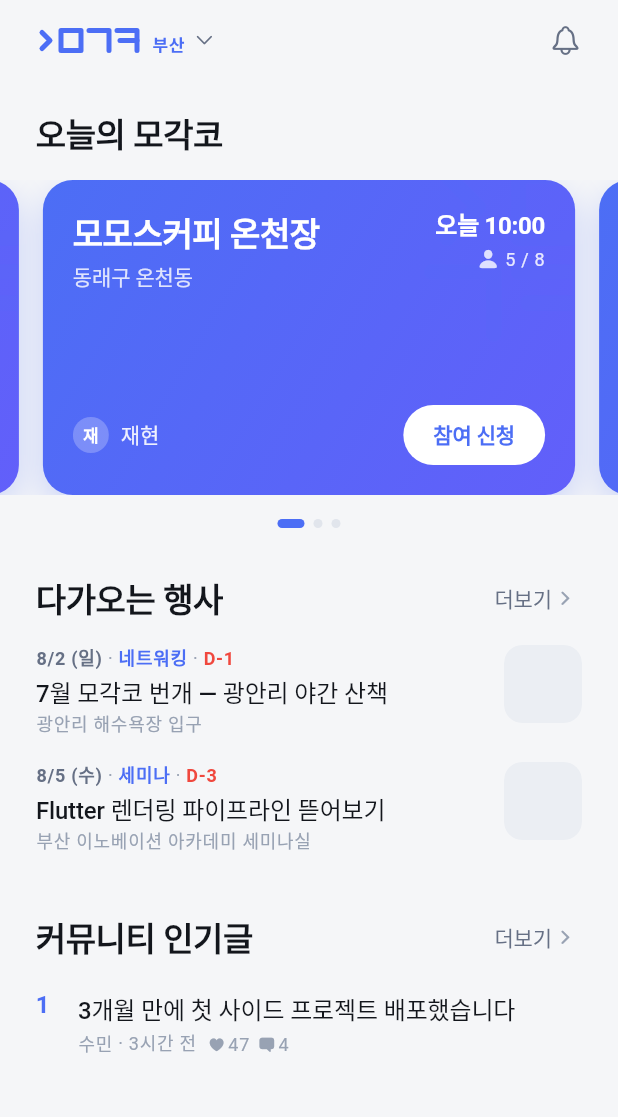
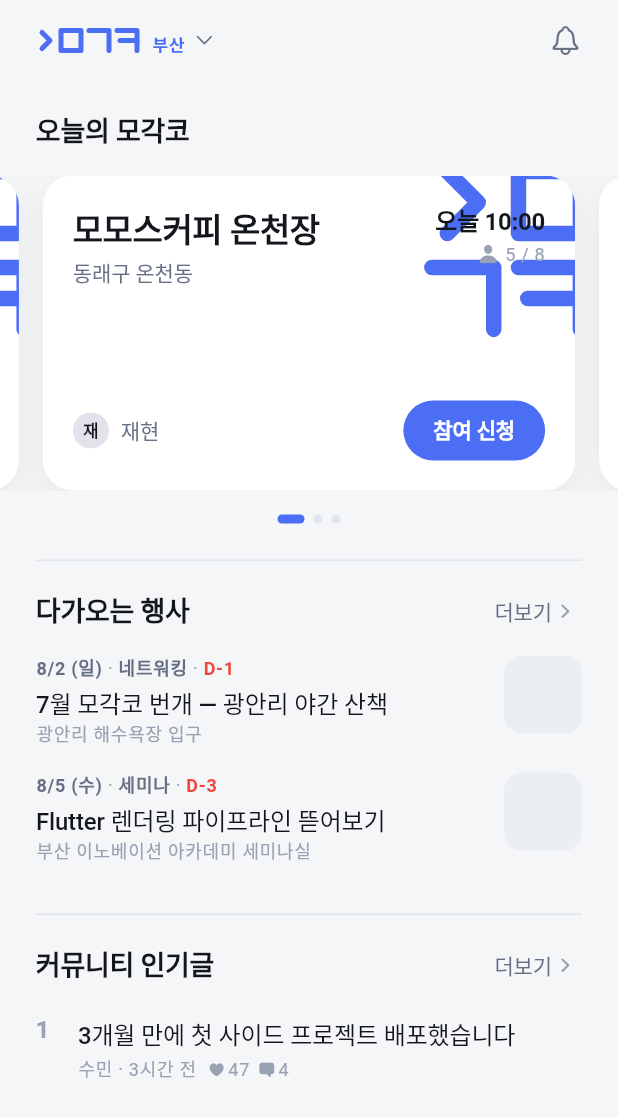
Before and after one commit to mogacko/mogakco-frontend, a Flutter app: the HomeScreen screen opened directly, on a phone screen of 412 x 824 dp. Shown: the top 1117 px of the screen. Run offline on Flutter 3.47's test engine with Material 3 defaults, Android fonts, the phone set to English and light mode, and no system bars; our stand-ins replace flutter_riverpod, flutter_svg, go_router; network calls fail; Roboto replaces fonts that are missing (Pretendard).

Commit message:
style: 홈에서 색을 한 곳으로 몰고 구획을 선으로 나눈다
색·크기·자리 셋으로 집중을 끈다. 셋은 성격이 다르다 — 크기와 자리는 얼마든지
쓸 수 있지만 색은 쓸수록 값이 떨어진다. 그래서 크기와 자리로 먼저 풀고 남는
것만 색으로 간다. 홈에 파랑이 여덟 곳이던 건 순서가 반대여서였다.

색 여덟 곳 → 셋
- 히어로 카드의 파랑·보라 그라디언트를 걷어낸다. 이 카드가 첫째라는 건 크기와
  자리가 이미 말하고 있다 — 화면 맨 위, 제일 크고, 옆으로 넘겨 보는 것.
  색까지 쓸 자리가 아니었고, 무엇보다 이 앱에서 가장 화려한 요소였다
- 색을 빼면 위계까지 빠질 수 있어 그림자를 중성으로 바꿔 띄운다. 떠 있는
  정도는 색 없이도 순서를 만든다(Refactoring UI 의 elevation)
- 참여 신청 버튼이 화면의 유일한 파랑이 된다. 줄인 게 아니라 한 곳에 몰아준
  것이라 오히려 더 강해진다. 이 화면이 묻는 건 '오늘 갈까' 하나다
- 인기글 순위 숫자, 행사 종류 라벨에서 색을 뺀다. 둘 다 구분이지 누를 것이
  아닌데 파랗게 두면 눌리는 것처럼 보인다

선 없음 → 구획마다 한 줄
- 여백(32)만으로 끊으면 스크롤 중에 어디서 갈리는지 모호했다
- 다만 상자를 두르지는 않는다. Refactoring UI 가 테두리를 먼저 의심하라고
  하는 건 상자 이야기다. 여기서는 구조를 표시하는 한 줄까지만 쓰고, 화면
  끝까지 긋지 않고 본문 여백에 맞춰 들여 쓴다

크기
- 구획 제목 22 → 18. 히어로 안 장소명과 같은 크기라 무엇이 본문인지 흐려졌다.
  제목은 구획 이름일 뿐이라 내용보다 작아야 한다

바탕 로고는 결로만 남을 만큼 낮춘다. 흰 면 위에서는 흰색이 보이지 않고,
너무 진하면 우상단 글자가 그 위에 얹혀 읽기를 방해한다.

테스트: 197개 통과, 골든 31개 갱신

Co-Authored-By: Claude Opus 5 (1M context) <noreply@anthropic.com>

```diff
--- a/app/lib/features/community/presentation/widgets/popular_post_tile.dart
+++ b/app/lib/features/community/presentation/widgets/popular_post_tile.dart
@@ -53,8 +53,10 @@ class PopularPostTile extends StatelessWidget {
               width: 20,
               child: Text(
                 '$rank',
+                // 순위는 제목보다 늦게 읽혀야 한다. 색을 주면 먼저 눈에 든다.
+                // 굵기만으로도 왼쪽 기준선 노릇은 충분히 한다.
                 style: context.texts.labelLarge?.copyWith(
-                  color: colors.primary,
+                  color: colors.textTertiary,
                   fontWeight: FontWeight.w700,
                 ),
               ),
--- a/app/lib/features/event/presentation/widgets/event_meta_line.dart
+++ b/app/lib/features/event/presentation/widgets/event_meta_line.dart
@@ -35,7 +35,8 @@ class EventMetaLine extends StatelessWidget {
         children: [
           bold(event.shortDateLabel, colors.textSecondary),
           const TextSpan(text: ' · '),
-          bold(event.kind.label, colors.primary),
+          // 종류는 구분이지 누를 것이 아니다. 파랗게 두면 눌리는 것처럼 보인다.
+          bold(event.kind.label, colors.textSecondary),
           const TextSpan(text: ' · '),
           bold(
             event.ddayLabel(now),
--- a/app/lib/features/home/presentation/home_screen.dart
+++ b/app/lib/features/home/presentation/home_screen.dart
@@ -66,9 +66,10 @@ class HomeScreen extends ConsumerWidget {
                   // 갈 자리를 먼저 모아 두고 읽을거리는 그 아래로 둔다.
                   // 행사는 날짜가 정해져 있어 놓치면 끝이지만 글은 그렇지 않다.
                   if (events.isNotEmpty) ...[
-                    const SizedBox(height: AppSpacing.xxxl),
+                    const SizedBox(height: AppSpacing.xxl),
                     SectionHeader(
                       title: '다가오는 행사',
+                      divided: true,
                       actionLabel: '더보기',
                       onAction: () => ref
                           .read(currentTabProvider.notifier)
@@ -92,9 +93,10 @@ class HomeScreen extends ConsumerWidget {
                   // 인기글이 없으면 구획째 뺀다. 빈 목록에 제목만 남으면
                   // 커뮤니티가 비어 있다는 인상이 홈까지 번진다.
                   if (popular.isNotEmpty) ...[
-                    const SizedBox(height: AppSpacing.xxxl),
+                    const SizedBox(height: AppSpacing.xxl),
                     SectionHeader(
                       title: '커뮤니티 인기글',
+                      divided: true,
                       actionLabel: '더보기',
                       onAction: () => ref
                           .read(currentTabProvider.notifier)
--- a/app/lib/features/home/presentation/widgets/meetup_carousel.dart
+++ b/app/lib/features/home/presentation/widgets/meetup_carousel.dart
@@ -1,7 +1,6 @@
 import 'package:flutter/cupertino.dart' show CupertinoIcons;
 import 'package:flutter/material.dart';
 
-import '../../../../core/theme/app_colors.dart';
 import '../../../../core/theme/app_spacing.dart';
 import '../../../../core/theme/app_theme.dart';
 import '../../../../shared/widgets/mogacko_logo.dart';
@@ -167,22 +166,23 @@ class _MeetupCard extends StatelessWidget {
 
   @override
   Widget build(BuildContext context) {
+    final colors = context.colors;
+
     return DecoratedBox(
+      // 색으로 세우지 않는다. 이 카드가 첫째라는 건 크기와 자리가 이미
+      // 말하고 있다 — 화면 맨 위, 제일 크고, 옆으로 넘겨 보는 것.
+      //
+      // 대신 그림자로 띄운다. 색을 빼면 위계까지 같이 빠질 수 있는데,
+      // 떠 있는 정도는 색 없이도 순서를 만든다.
       decoration: BoxDecoration(
+        color: colors.surface,
         borderRadius: BorderRadius.circular(AppRadius.xl),
-        gradient: LinearGradient(
-          begin: Alignment.topLeft,
-          end: Alignment.bottomRight,
-          colors: [
-            AppColors.brandBlue,
-            Color.lerp(AppColors.brandBlue, const Color(0xFF7C4DFF), 0.45)!,
-          ],
-        ),
+        border: Border.all(color: colors.cardBorder),
         boxShadow: [
           BoxShadow(
-            color: AppColors.brandBlue.withValues(alpha: 0.25),
-            blurRadius: 18,
-            offset: const Offset(0, 8),
+            color: Colors.black.withValues(alpha: 0.06),
+            blurRadius: 16,
+            offset: const Offset(0, 6),
           ),
         ],
       ),
@@ -196,16 +196,12 @@ class _MeetupCard extends StatelessWidget {
             child: Stack(
               children: [
                 // 로고를 크게 흐리게 깔아 카드가 밋밋해지지 않게 한다.
+                // 색이 아니라 결로만 남을 만큼 옅게 둔다. 우상단 글자가 이 위에 얹히므로
+                // 읽기를 방해하지 않을 만큼까지 낮춘다.
                 Positioned(
                   right: -20,
                   top: -16,
-                  child: Opacity(
-                    opacity: 0.13,
-                    child: MogackoLogo.square(
-                      size: 132,
-                      color: const Color(0xFFFFFFFF),
-                    ),
-                  ),
+                  child: MogackoLogo.square(size: 132, color: colors.surfaceAlt),
                 ),
                 Padding(
                   padding: const EdgeInsets.all(AppSpacing.xl),
@@ -275,7 +271,7 @@ class _Place extends StatelessWidget {
           meetup.placeName,
           maxLines: 2,
           overflow: TextOverflow.ellipsis,
-          style: context.texts.headlineMedium?.copyWith(color: Colors.white),
+          style: context.texts.headlineMedium,
         ),
         const SizedBox(height: AppSpacing.xs),
         Text(
@@ -283,7 +279,7 @@ class _Place extends StatelessWidget {
           maxLines: 1,
           overflow: TextOverflow.ellipsis,
           style: context.texts.bodyMedium?.copyWith(
-            color: Colors.white.withValues(alpha: 0.82),
+            color: context.colors.textSecondary,
           ),
         ),
       ],
@@ -303,23 +299,14 @@ class _Host extends StatelessWidget {
     return Row(
       mainAxisSize: MainAxisSize.min,
       children: [
-        UserAvatar(
-          name: name,
-          imageUrl: avatarUrl,
-          size: 24,
-          // 카드가 파란 그라디언트라 흰 반투명 원이 배경 위에서 도드라진다.
-          background: Colors.white.withValues(alpha: 0.24),
-          foreground: Colors.white,
-        ),
+        UserAvatar(name: name, imageUrl: avatarUrl, size: 24),
         const SizedBox(width: AppSpacing.sm),
         Flexible(
           child: Text(
             name,
             maxLines: 1,
             overflow: TextOverflow.ellipsis,
-            style: context.texts.labelMedium?.copyWith(
-              color: Colors.white.withValues(alpha: 0.9),
-            ),
+            style: context.texts.labelMedium,
           ),
         ),
       ],
@@ -339,10 +326,7 @@ class _When extends StatelessWidget {
     return Column(
       crossAxisAlignment: CrossAxisAlignment.end,
       children: [
-        Text(
-          session.whenLabel(now),
-          style: context.texts.labelLarge?.copyWith(color: Colors.white),
-        ),
+        Text(session.whenLabel(now), style: context.texts.labelLarge),
         const SizedBox(height: AppSpacing.xs),
         Row(
           mainAxisSize: MainAxisSize.min,
@@ -350,14 +334,12 @@ class _When extends StatelessWidget {
             Icon(
               CupertinoIcons.person_fill,
               size: AppSize.iconSm - 2,
-              color: Colors.white.withValues(alpha: 0.8),
+              color: context.colors.textTertiary,
             ),
             const SizedBox(width: 3),
             Text(
               '${session.participantCount} / ${session.capacity}',
-              style: context.texts.labelSmall?.copyWith(
-                color: Colors.white.withValues(alpha: 0.85),
-              ),
+              style: context.texts.labelSmall,
             ),
           ],
         ),
@@ -381,13 +363,16 @@ class _JoinButton extends StatelessWidget {
 
     // 신청을 마친 뒤에는 그 사실을 알리기만 하면 된다. '참여 취소'라고 써 두면
     // 다음에 할 일이 취소인 것처럼 읽힌다. 취소는 눌렀을 때 시트에서 묻는다.
+    final colors = context.colors;
+
+    // 이 화면이 묻는 건 '오늘 갈까' 하나다. 그 답을 내리는 버튼만 색을 갖고,
+    // 나머지는 물러난다. 이미 정한 뒤(참여 중)에는 더 재촉할 게 없다.
     final label = blocked ? '마감' : (joined ? '참여 중' : '참여 신청');
-    final background = blocked
-        ? Colors.white.withValues(alpha: 0.16)
-        : (joined ? Colors.transparent : Colors.white);
-    final foreground = blocked
-        ? Colors.white.withValues(alpha: 0.55)
-        : (joined ? Colors.white : AppColors.brandBlue);
+    final (background, foreground) = switch ((joined, blocked)) {
+      (_, true) => (colors.surfaceAlt, colors.textTertiary),
+      (true, _) => (colors.surfaceAlt, colors.primary),
+      _ => (colors.primary, colors.primaryForeground),
+    };
 
     return Semantics(
       button: true,
--- a/app/lib/shared/widgets/section_header.dart
+++ b/app/lib/shared/widgets/section_header.dart
@@ -17,6 +17,7 @@ class SectionHeader extends StatelessWidget {
     required this.title,
     this.actionLabel,
     this.onAction,
+    this.divided = false,
   });
 
   final String title;
@@ -25,19 +26,27 @@ class SectionHeader extends StatelessWidget {
   final String? actionLabel;
   final VoidCallback? onAction;
 
+  /// 제목 위에 얇은 선을 긋는다.
+  ///
+  /// 여백만으로 끊으면 스크롤 중에 어디서 구획이 갈리는지 모호하다. 다만
+  /// 상자를 두르지는 않는다 — 선은 구조를 표시하는 데까지만 쓰고, 화면 끝까지
+  /// 긋지 않고 본문 여백에 맞춰 들여 쓴다.
+  final bool divided;
+
   @override
   Widget build(BuildContext context) {
     final colors = context.colors;
     final label = actionLabel;
     final onAction = this.onAction;
 
-    return Padding(
+    final header = Padding(
       padding: const EdgeInsets.symmetric(
         horizontal: AppSpacing.screenHorizontal,
       ),
       child: Row(
         children: [
-          Expanded(child: Text(title, style: context.texts.headlineMedium)),
+          // 구획 이름은 내용보다 작다. 같은 크기면 무엇이 본문인지 흐려진다.
+          Expanded(child: Text(title, style: context.texts.titleLarge)),
           if (label != null && onAction != null)
             // 제목과 같은 줄이라 버튼처럼 보일 필요가 없다. 색과 화살표로
             // 누를 수 있다는 것만 알린다.
@@ -74,5 +83,21 @@ class SectionHeader extends StatelessWidget {
         ],
       ),
     );
+
+    if (!divided) return header;
+
+    return Column(
+      crossAxisAlignment: CrossAxisAlignment.stretch,
+      children: [
+        Divider(
+          height: 1,
+          indent: AppSpacing.screenHorizontal,
+          endIndent: AppSpacing.screenHorizontal,
+          color: colors.border,
+        ),
+        const SizedBox(height: AppSpacing.xl),
+        header,
+      ],
+    );
   }
 }
```
Also changed, not shown: 8 other files.
